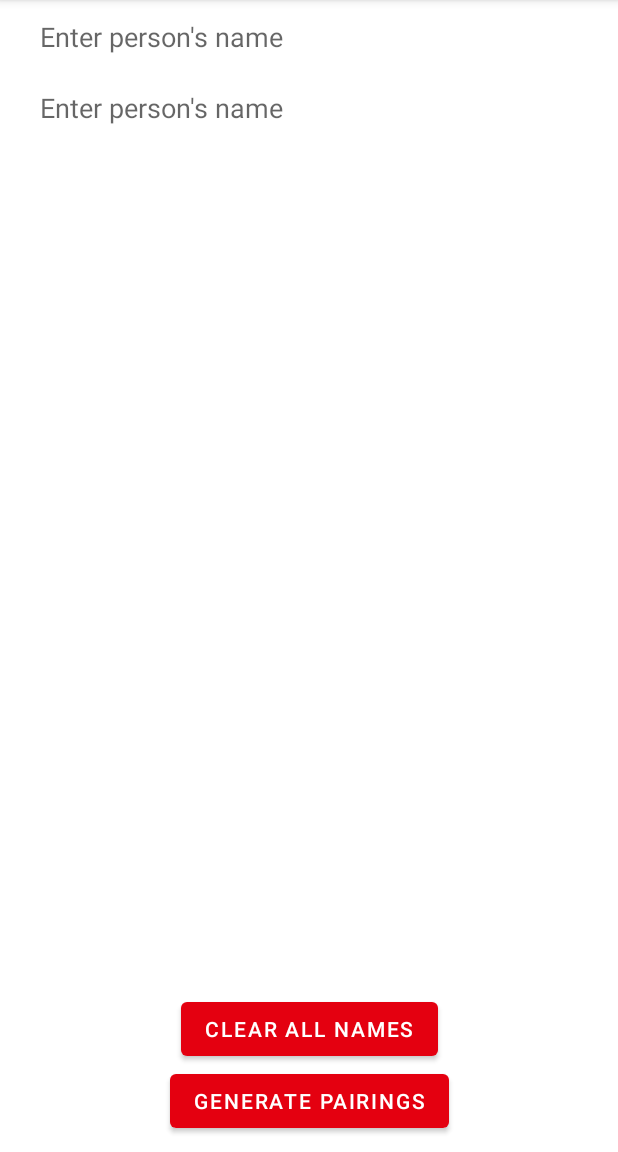
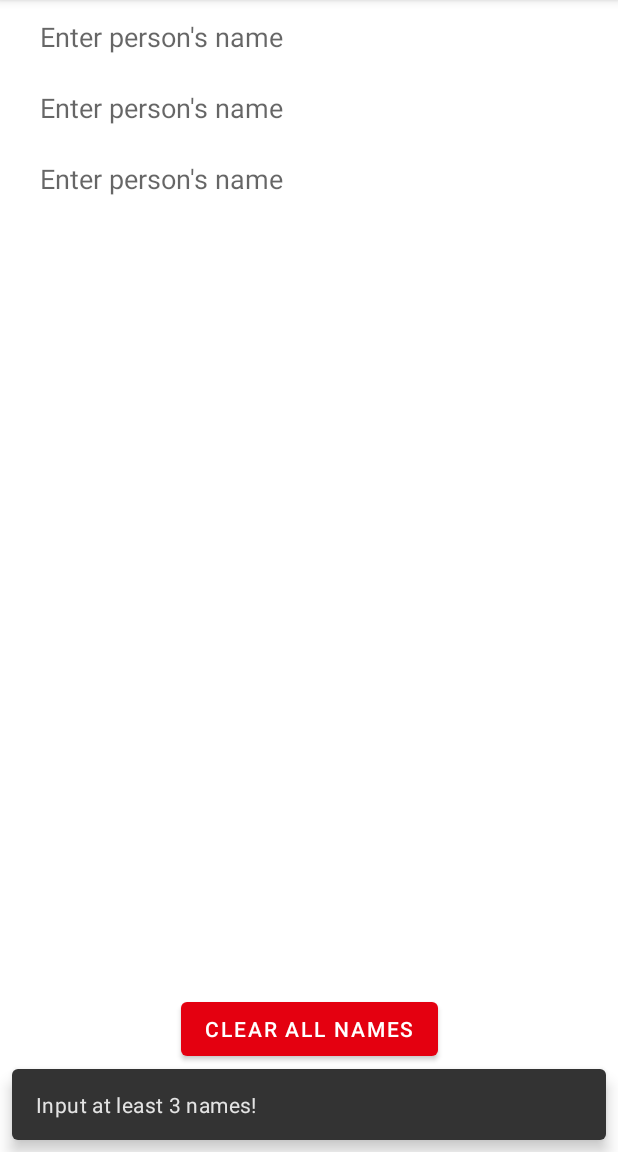
Before and after one commit to emm-an-uel/secret-santa, an Android app: the screen it shows after launch (MainActivity), after a tap on "GENERATE PAIRINGS", on a phone screen of 412 x 824 dp, the part 84-1236 px from its top. Run offline under Robolectric (Android 15) with nearby library versions, the phone set to English and light mode, and no system bars; 1 other tap on this screen came first.

Commit message:
min. 3 names

```diff
--- a/app/src/main/java/com/example/secretsanta/MainActivity.kt
+++ b/app/src/main/java/com/example/secretsanta/MainActivity.kt
@@ -7,6 +7,7 @@ import android.text.TextWatcher
 import android.widget.*
 import androidx.core.content.ContextCompat
 import androidx.core.view.get
+import com.google.android.material.snackbar.Snackbar
 
 class MainActivity : AppCompatActivity() {
     lateinit var linearLayoutNames: LinearLayout
@@ -14,7 +15,7 @@ class MainActivity : AppCompatActivity() {
     lateinit var btnReset: Button
     lateinit var mapNames: MutableMap<Int, String>
     lateinit var mapSecretSanta: MutableMap<String, String>
-    var numOfUsers = 2
+    var numOfUsers = 3
     var selfPaired = false
 
     lateinit var linearLayoutResults: LinearLayout
@@ -30,13 +31,18 @@ class MainActivity : AppCompatActivity() {
         mapNames.apply {
             put(0, "")
             put(1, "")
+            put(2, "")
         }
 
         linearLayoutResults = findViewById(R.id.linearLayoutResults)
 
         setTextWatchers()
         btnGenerate.setOnClickListener {
-            generatePairings()
+            if (mapNames.size == 3 && mapNames.containsValue("")) { // min. 3 names, if map only contains 3 and any of them are empty, not valid
+                Snackbar.make(linearLayoutNames, "Input at least 3 names!", Snackbar.LENGTH_SHORT).show()
+            } else {
+                generatePairings()
+            }
         }
 
         btnReset.setOnClickListener {
@@ -44,7 +50,7 @@ class MainActivity : AppCompatActivity() {
             mapSecretSanta.clear()
             linearLayoutNames.removeAllViews()
             linearLayoutResults.removeAllViews()
-            numOfUsers = 2
+            numOfUsers = 3
             for (n in 0 until numOfUsers) {
                 val layoutParams: LinearLayout.LayoutParams = LinearLayout.LayoutParams(LinearLayout.LayoutParams.WRAP_CONTENT, LinearLayout.LayoutParams.WRAP_CONTENT)
                 layoutParams.setMargins(40, 3, 40, 0)
--- a/app/src/main/res/layout/activity_main.xml
+++ b/app/src/main/res/layout/activity_main.xml
@@ -13,6 +13,14 @@
         android:orientation="vertical"
         app:layout_constraintLeft_toLeftOf="parent"
         app:layout_constraintTop_toTopOf="parent">
+
+        <EditText
+            android:layout_width="wrap_content"
+            android:layout_height="wrap_content"
+            android:layout_marginHorizontal="15dp"
+            android:layout_marginVertical="10dp"
+            android:background="@android:color/transparent"
+            android:hint="Enter person's name" />
 
         <EditText
             android:layout_width="wrap_content"
```
